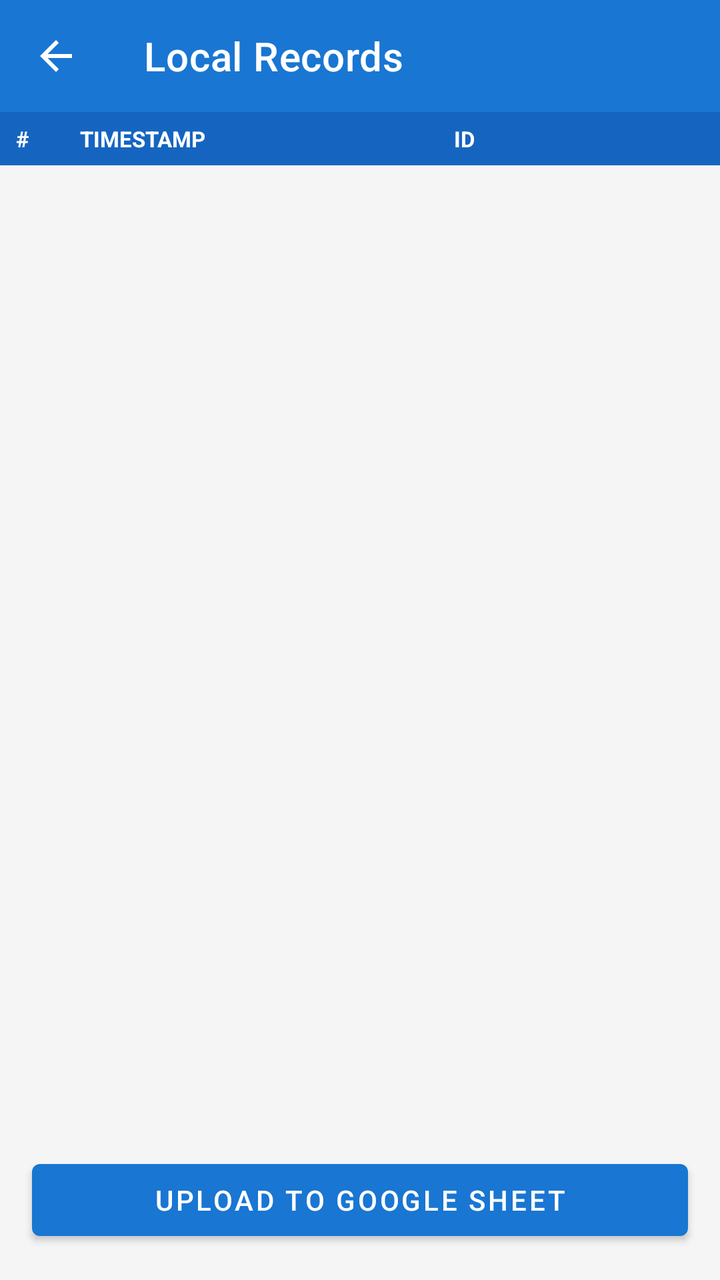
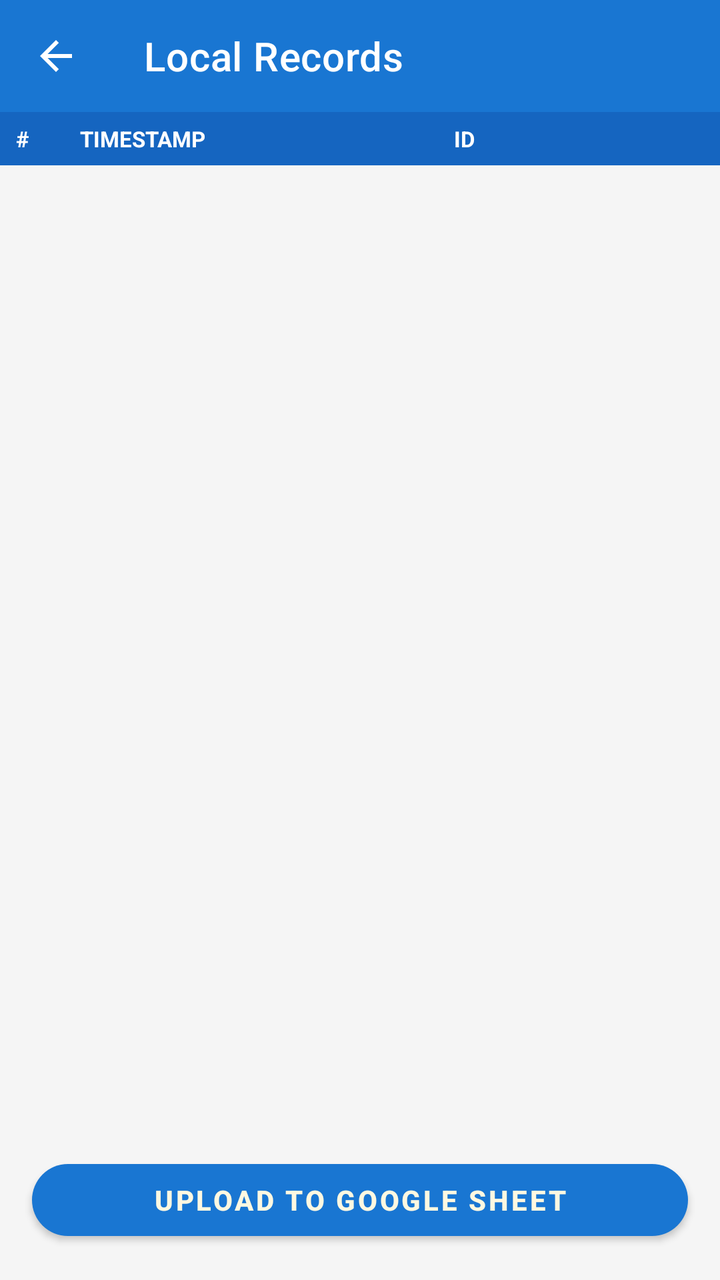

Compare the two renders of this Android layout. The source of the first and the diff that turns it into the second are given below.
<!-- AndroidManifest.xml: application theme Theme.QRScanner -->
<!-- res/layout/activity_table.xml -->
<?xml version="1.0" encoding="utf-8"?>
<LinearLayout xmlns:android="http://schemas.android.com/apk/res/android"
    xmlns:app="http://schemas.android.com/apk/res-auto"
    android:layout_width="match_parent"
    android:layout_height="match_parent"
    android:orientation="vertical"
    android:fitsSystemWindows="true">

    <com.google.android.material.appbar.MaterialToolbar
        android:id="@+id/toolbar"
        android:layout_width="match_parent"
        android:layout_height="?attr/actionBarSize"
        android:background="@color/colorPrimary"
        app:title="@string/title_local_records"
        app:titleTextColor="@color/white"
        app:navigationIcon="@drawable/ic_arrow_back"
        app:navigationIconTint="@color/white" />

    
    <LinearLayout
        android:layout_width="match_parent"
        android:layout_height="wrap_content"
        android:orientation="horizontal"
        android:background="@color/colorPrimaryDark"
        android:paddingStart="8dp"
        android:paddingEnd="8dp"
        android:paddingTop="6dp"
        android:paddingBottom="6dp">

        <TextView
            android:layout_width="32dp"
            android:layout_height="wrap_content"
            android:text="#"
            android:textColor="@color/white"
            android:textStyle="bold"
            android:textSize="11sp" />

        <TextView
            android:layout_width="0dp"
            android:layout_height="wrap_content"
            android:layout_weight="1.5"
            android:text="TIMESTAMP"
            android:textColor="@color/white"
            android:textStyle="bold"
            android:textSize="11sp" />

        <TextView
            android:layout_width="0dp"
            android:layout_height="wrap_content"
            android:layout_weight="1"
            android:text="ID"
            android:textColor="@color/white"
            android:textStyle="bold"
            android:textSize="11sp" />

    </LinearLayout>

    
    <androidx.recyclerview.widget.RecyclerView
        android:id="@+id/recyclerView"
        android:layout_width="match_parent"
        android:layout_height="0dp"
        android:layout_weight="1" />

    
    <TextView
        android:id="@+id/tvEmpty"
        android:layout_width="match_parent"
        android:layout_height="0dp"
        android:layout_weight="1"
        android:text="@string/label_no_local_data"
        android:gravity="center"
        android:textSize="16sp"
        android:textColor="@color/colorTextSecondary"
        android:visibility="gone" />

    
    <LinearLayout
        android:layout_width="match_parent"
        android:layout_height="wrap_content"
        android:orientation="horizontal"
        android:paddingStart="16dp"
        android:paddingEnd="16dp"
        android:paddingTop="8dp">

        <TextView
            android:id="@+id/tvCount"
            android:layout_width="0dp"
            android:layout_height="wrap_content"
            android:layout_weight="1"
            android:textSize="13sp"
            android:textColor="@color/colorTextSecondary" />

        <TextView
            android:id="@+id/tvStatus"
            android:layout_width="0dp"
            android:layout_height="wrap_content"
            android:layout_weight="1"
            android:textSize="13sp"
            android:textColor="@color/colorTextSecondary"
            android:gravity="end" />

    </LinearLayout>

    
    <com.google.android.material.button.MaterialButton
        android:id="@+id/btnUpload"
        android:layout_width="match_parent"
        android:layout_height="wrap_content"
        android:text="@string/btn_upload"
        android:layout_margin="16dp"
        app:backgroundTint="@color/colorPrimary" />

</LinearLayout>
<!-- resources referenced by this layout -->
<resources>
  <color name="colorPrimary">#1976D2</color>
  <color name="colorPrimaryDark">#1565C0</color>
  <color name="colorTextSecondary">#757575</color>
  <color name="white">#FFFFFF</color>
  <!-- drawable ic_arrow_back (drawable) -->
  <?xml version="1.0" encoding="utf-8"?>
  <vector xmlns:android="http://schemas.android.com/apk/res/android"
      android:width="24dp"
      android:height="24dp"
      android:viewportWidth="24"
      android:viewportHeight="24">
      <path
          android:fillColor="#FFFFFF"
          android:pathData="M20,11H7.83l5.59,-5.59L12,4l-8,8 8,8 1.41,-1.41L7.83,13H20v-2z" />
  </vector>
  <string name="btn_upload">Upload to Google Sheet</string>
  <string name="label_no_local_data">No local records</string>
  <string name="title_local_records">Local Records</string>
  <style name="Theme.QRScanner" parent="Theme.MaterialComponents.DayNight.NoActionBar">
          <item name="colorPrimary">@color/colorPrimary</item>
          <item name="colorPrimaryDark">@color/colorPrimaryDark</item>
          <item name="colorAccent">@color/colorAccent</item>
          <item name="android:windowBackground">@color/colorBackground</item>
      </style>
  <color name="colorAccent">#03A9F4</color>
  <color name="colorBackground">#F5F5F5</color>
</resources>

<!-- the commit's change to res/layout/activity_table.xml (unified diff, before → after) -->
@@ -109,6 +109,6 @@
         android:layout_height="wrap_content"
         android:text="@string/btn_upload"
         android:layout_margin="16dp"
-        app:backgroundTint="@color/colorPrimary" />
+        style="@style/Button.YellowRounded" />
 
 </LinearLayout>
<!-- resource entries referenced after the edit -->
@@ -18,13 +18,23 @@
   <string name="btn_upload">Upload to Google Sheet</string>
   <string name="label_no_local_data">No local records</string>
   <string name="title_local_records">Local Records</string>
+  <style name="Button.YellowRounded" parent="Widget.MaterialComponents.Button">
+          <item name="android:textColor">#FFF8E1</item>
+          <item name="android:textStyle">bold</item>
+          <item name="cornerRadius">24dp</item>
+          <item name="backgroundTint">@color/colorPrimary</item>
+      </style>
   <style name="Theme.QRScanner" parent="Theme.MaterialComponents.DayNight.NoActionBar">
           <item name="colorPrimary">@color/colorPrimary</item>
           <item name="colorPrimaryDark">@color/colorPrimaryDark</item>
           <item name="colorAccent">@color/colorAccent</item>
+          <item name="colorSurface">@color/colorSurface</item>
+          <item name="colorOnSurface">@color/colorTextPrimary</item>
           <item name="android:windowBackground">@color/colorBackground</item>
       </style>
   <color name="colorAccent">#03A9F4</color>
+  <color name="colorSurface">#FFFFFF</color>
+  <color name="colorTextPrimary">#212121</color>
   <color name="colorBackground">#F5F5F5</color>
 </resources>
 
